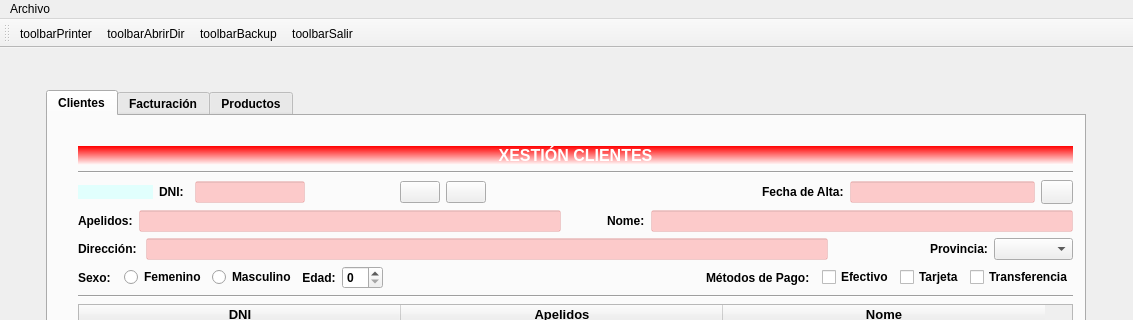
JaviusssBesi/BESADAPEREZ, file ventana.ui: the form before one commit; both pictures show x 0 to 1133 and y 0 to 320 of the 1133 by 874 pixel window.
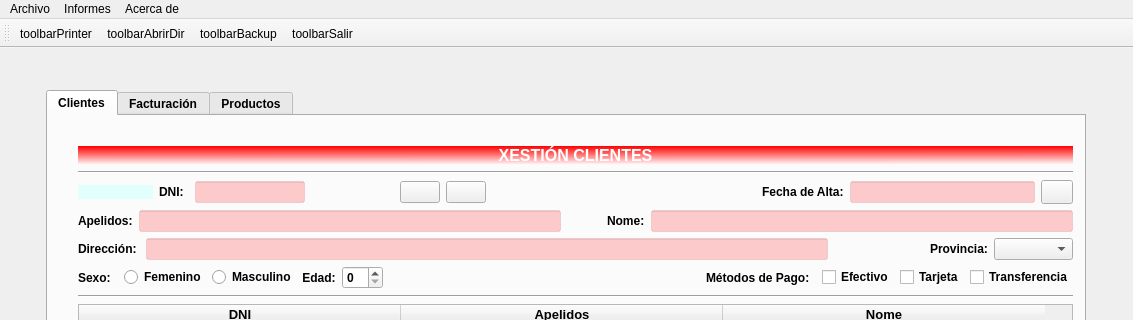
The form after the commit. Icons and pictures are not drawn.

What changed in the file:
```diff
--- a/ventana.ui
+++ b/ventana.ui
@@ -862,7 +862,22 @@
     </property>
     <addaction name="menubarSalir"/>
    </widget>
+   <widget class="QMenu" name="menuAcerca_de">
+    <property name="title">
+     <string>Acerca de</string>
+    </property>
+   </widget>
+   <widget class="QMenu" name="menuInformes">
+    <property name="title">
+     <string>Informes</string>
+    </property>
+    <addaction name="menubarReportCli"/>
+    <addaction name="actionImprimir_Factura"/>
+    <addaction name="actionListado_Productos"/>
+   </widget>
    <addaction name="menuArchivo"/>
+   <addaction name="menuInformes"/>
+   <addaction name="menuAcerca_de"/>
   </widget>
   <widget class="QStatusBar" name="statusbar"/>
   <widget class="QToolBar" name="toolBar">
```
Left out of the diff: 45 changed lines with no effect on the pictures.
